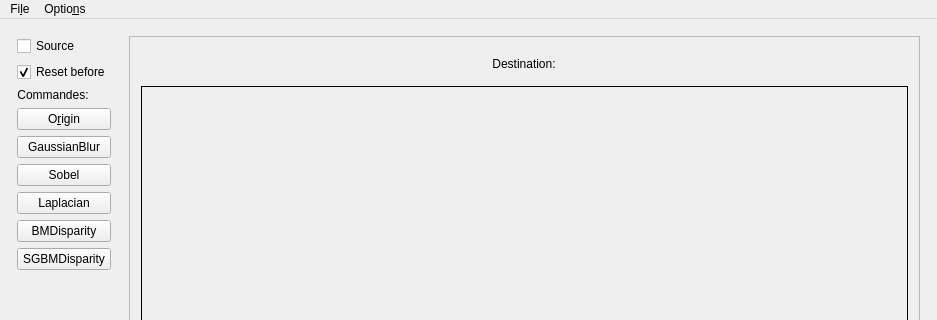
m21-cerutti/ProjetTech2019_Robot, file mainwindow.ui: the form before one commit; both pictures show x 0 to 937 and y 0 to 320 of the 937 by 621 pixel window.
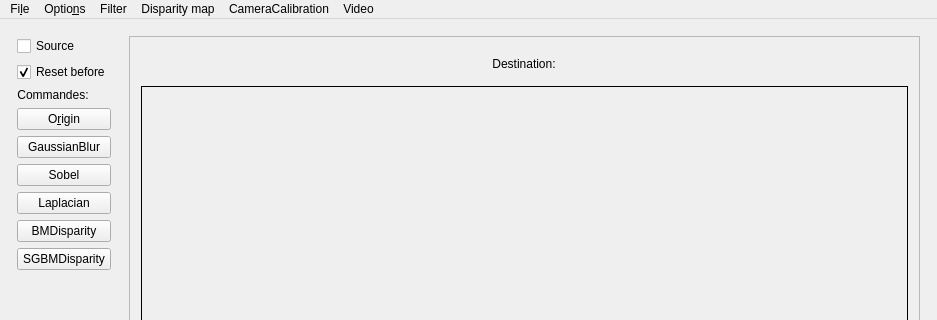
The form after the commit.

```diff
--- a/mainwindow.ui
+++ b/mainwindow.ui
@@ -346,18 +346,46 @@
     </widget>
     <addaction name="actionAbout"/>
     <addaction name="separator"/>
+   </widget>
+   <widget class="QMenu" name="menuCameraCalibration">
+    <property name="title">
+     <string>CameraCalibration</string>
+    </property>
+    <addaction name="actionCalibrate"/>
+    <addaction name="actionApplyFromFile"/>
+    <addaction name="actionCalibration"/>
+   </widget>
+   <widget class="QMenu" name="menuFilter">
+    <property name="title">
+     <string>Filter</string>
+    </property>
     <addaction name="actionOrigin"/>
     <addaction name="separator"/>
     <addaction name="actionGray"/>
     <addaction name="actionGaussian"/>
     <addaction name="actionSobel"/>
     <addaction name="actionLaplacian"/>
-    <addaction name="menuDisparity_Map"/>
-    <addaction name="separator"/>
-    <addaction name="menuCamera_calibration"/>
+   </widget>
+   <widget class="QMenu" name="menuDisparity_map">
+    <property name="title">
+     <string>Disparity map</string>
+    </property>
+    <addaction name="actionSimple"/>
+    <addaction name="actionAdvanced"/>
+   </widget>
+   <widget class="QMenu" name="menuVideo">
+    <property name="title">
+     <string>Video</string>
+    </property>
+    <addaction name="actionOpen_video"/>
+    <addaction name="actionChessboard_debug"/>
    </widget>
    <addaction name="menuFile"/>
    <addaction name="menuOptions"/>
+   <addaction name="menuFilter"/>
+   <addaction name="menuDisparity_map"/>
+   <addaction name="menuCameraCalibration"/>
+   <addaction name="menuVideo"/>
   </widget>
   <widget class="QStatusBar" name="statusbar"/>
   <action name="actionOpen">
```
Left out of the diff: 30 changed lines with no effect on the pictures.
